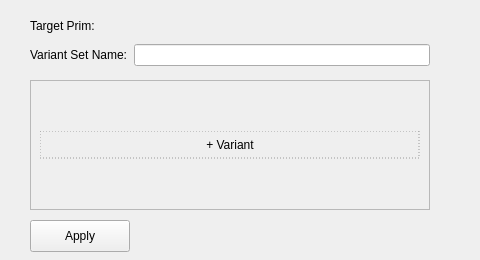
Before: the Qt Designer form src/gui.ui in nMDaas/USD_Switchboard, drawn with Qt 5.
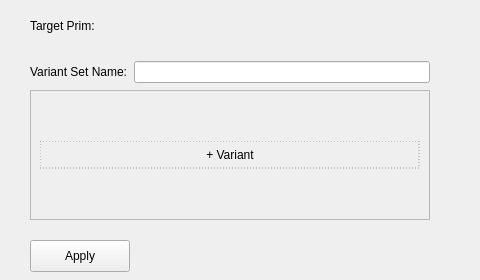
After: the same form once the commit is applied.

Commit message: TransformVariantAuthor supports ability to pick between creating new variant or selecting from existing variant

What changed in the file:
```diff
--- a/src/gui.ui
+++ b/src/gui.ui
@@ -8,7 +8,7 @@
                 <x>0</x>
                 <y>0</y>
                 <width>480</width>
-                <height>260</height>
+                <height>280</height>
             </rect>
         </property>
 
@@ -34,9 +34,21 @@
             <property name="geometry">
                 <rect>
                     <x>30</x>
-                    <y>-5</y>
+                    <y>22</y>
                     <width>400</width>
-                    <height>120</height> </rect>
+                    <height>50</height> </rect>
+            </property>
+            <layout class="QGridLayout" name="gridLayout_vs_options">
+            </layout>
+        </widget>
+
+        <widget class="QWidget" name="gridLayout_vs_container">
+            <property name="geometry">
+                <rect>
+                    <x>30</x>
+                    <y>47</y>
+                    <width>400</width>
+                    <height>50</height> </rect>
             </property>
             <layout class="QGridLayout" name="gridLayout_vs">
                 <item row="0" column="0">
@@ -53,7 +65,7 @@
             <property name="geometry">
                 <rect>
                     <x>30</x>
-                    <y>80</y>
+                    <y>90</y>
                     <width>400</width>
                     <height>130</height> </rect>
             </property>
@@ -91,7 +103,7 @@
             <property name="geometry">
                 <rect>
                     <x>30</x>
-                    <y>220</y>
+                    <y>240</y>
                     <width>100</width>
                     <height>32</height>
                 </rect>
```
The commit also changes 2 other files.
